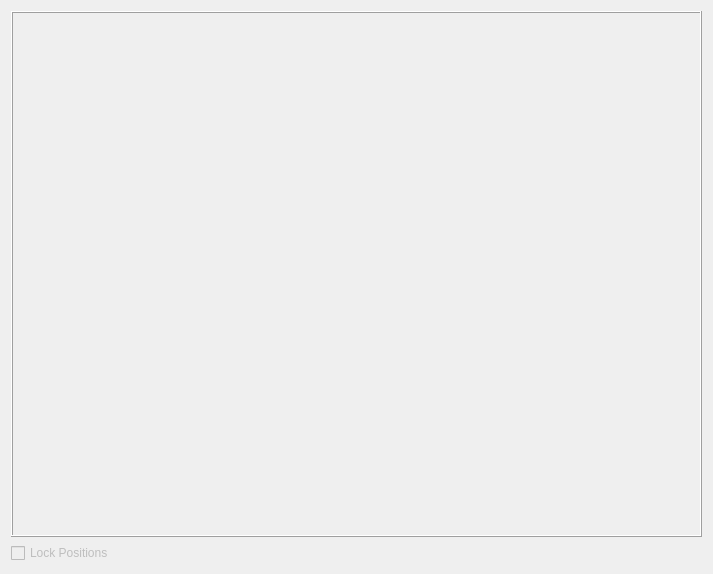
Old version of the form src/L4/ui/systemdiagram.ui in the repository vedangnaik/Carina-mirror.
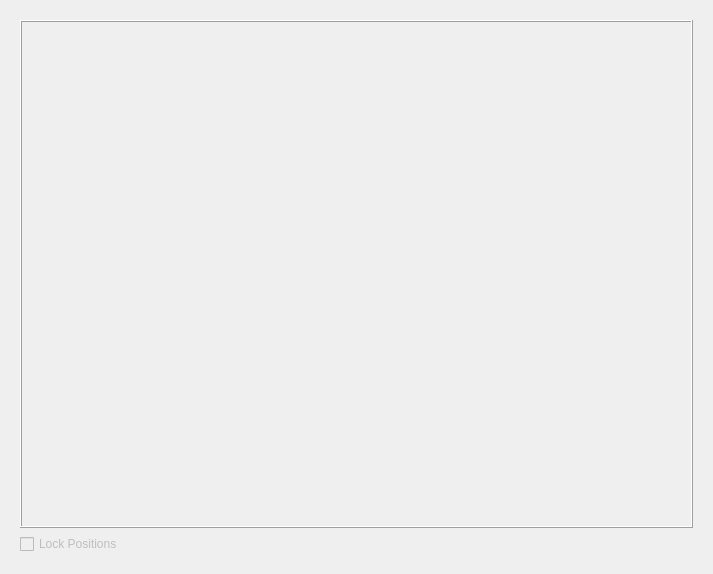
New version of the form.

Commit message: Fixed bug in system diagram delete/redraw

The edit to the form file:
```diff
--- a/src/L4/ui/systemdiagram.ui
+++ b/src/L4/ui/systemdiagram.ui
@@ -15,6 +15,7 @@
   </property>
   <layout class="QHBoxLayout" name="horizontalLayout">
    <item>
+    <widget class="QWidget" name="SystemDiagramWidget" native="true">
     <layout class="QVBoxLayout" name="verticalLayout">
      <item>
       <widget class="QFrame" name="systemDiagramFrame">
@@ -41,6 +42,7 @@
       </widget>
      </item>
     </layout>
+    </widget>
    </item>
   </layout>
  </widget>
```
Lines whose indentation alone changed are shown as unchanged.
